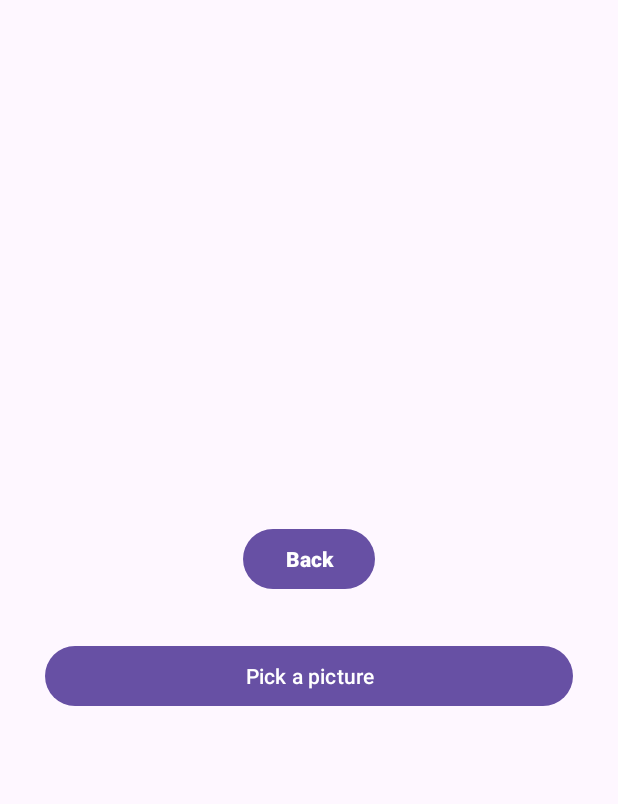
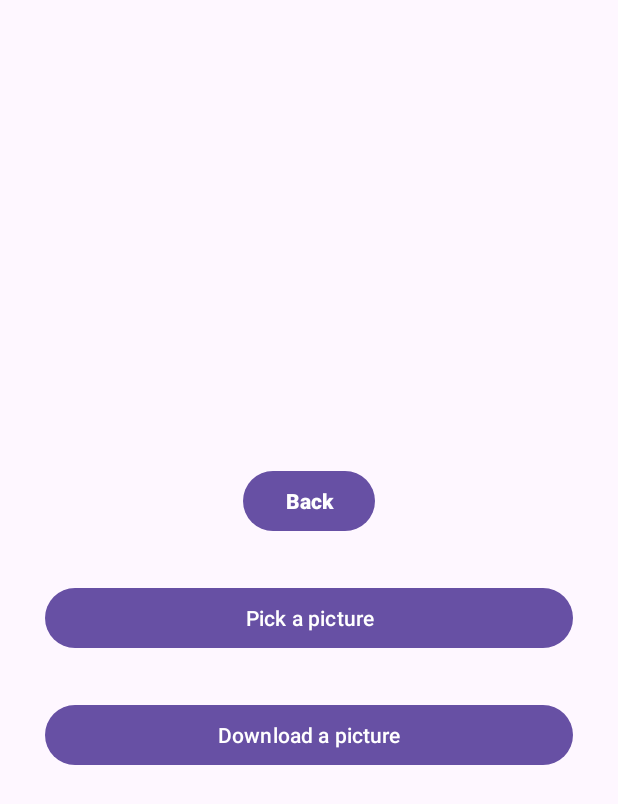
Before and after one commit to tatoken/DogGo, an Android app: the SettingsActivity screen opened directly, with no data from a screen before it, on a phone screen of 412 x 824 dp. Shown: the top 804 px of the screen. Run offline under Robolectric (Android 15) with nearby library versions, the phone set to English and light mode, and no system bars; pictures from the network do not load.

```diff
--- a/app/src/main/java/com/example/doggo_ourapp/SettingsActivity.kt
+++ b/app/src/main/java/com/example/doggo_ourapp/SettingsActivity.kt
@@ -20,6 +20,7 @@ import androidx.appcompat.app.AppCompatActivity
 import androidx.core.view.ViewCompat
 import androidx.core.view.WindowInsetsCompat
 import androidx.lifecycle.lifecycleScope
+import com.example.doggo_ourapp.SupabaseManager.downloadImage
 import kotlinx.coroutines.launch
 import java.io.File
 import java.io.IOException
@@ -31,7 +32,9 @@ class SettingsActivity : AppCompatActivity() {
 
     private var back_button: Button?=null
     private lateinit var btnSelPic: Button
+    private lateinit var btnDwld: Button
     private lateinit var ivPic: ImageView
+    private lateinit var dwldPic: ImageView
     private var imageBitmap: Bitmap? = null
 
     override fun onCreate(savedInstanceState: Bundle?) {
@@ -45,10 +48,16 @@ class SettingsActivity : AppCompatActivity() {
         }
 
         btnSelPic = findViewById(R.id.btnSelPic)
+        btnDwld=findViewById(R.id.btnDownload)
         ivPic = findViewById(R.id.ivPic)
+        dwldPic=findViewById(R.id.dwldPic)
 
         btnSelPic.setOnClickListener {
             selectImageFromGallery()
+        }
+
+        btnDwld.setOnClickListener {
+            downloadImageFromSupabase()
         }
 
         back_button=findViewById(R.id.back_button)
@@ -76,6 +85,15 @@ class SettingsActivity : AppCompatActivity() {
         }
     }
 
+    private fun downloadImageFromSupabase()
+    {
+        lifecycleScope.launch {
+            val bitmap = downloadImage("profile-image", "user-image.jpeg")
+            dwldPic.setImageBitmap(bitmap)
+        }
+    }
+
+
     private fun bitmapToByteArray(bitmap: Bitmap): ByteArray {
         val stream = java.io.ByteArrayOutputStream()
         bitmap.compress(Bitmap.CompressFormat.JPEG, 100, stream)
--- a/app/src/main/res/layout/activity_settings.xml
+++ b/app/src/main/res/layout/activity_settings.xml
@@ -29,6 +29,18 @@
         android:layout_marginStart="30dp"
         android:layout_marginEnd="30dp" />
 
+    <Button
+        android:id="@+id/btnDownload"
+        android:layout_width="match_parent"
+        android:layout_height="wrap_content"
+        app:layout_constraintEnd_toEndOf="parent"
+        app:layout_constraintStart_toStartOf="parent"
+        app:layout_constraintTop_toTopOf="parent"
+        android:text="Download a picture"
+        android:layout_marginTop="30dp"
+        android:layout_marginStart="30dp"
+        android:layout_marginEnd="30dp" />
+
     <ImageView
         android:id="@+id/ivPic"
         android:layout_width="wrap_content"
@@ -38,4 +50,13 @@
         app:layout_constraintStart_toStartOf="parent"
         app:layout_constraintTop_toBottomOf="@id/btnSelPic" />
 
+    <ImageView
+        android:id="@+id/dwldPic"
+        android:layout_width="wrap_content"
+        android:layout_height="wrap_content"
+        app:layout_constraintBottom_toBottomOf="parent"
+        app:layout_constraintEnd_toEndOf="parent"
+        app:layout_constraintStart_toStartOf="parent"
+        app:layout_constraintTop_toBottomOf="@id/btnSelPic" />
+
 </LinearLayout>
```
Also changed, not shown: app/src/main/java/com/example/doggo_ourapp/SupabaseManager.kt (+13 -0 lines), app/src/main/java/com/example/doggo_ourapp/User.kt (line endings or trailing spaces).
